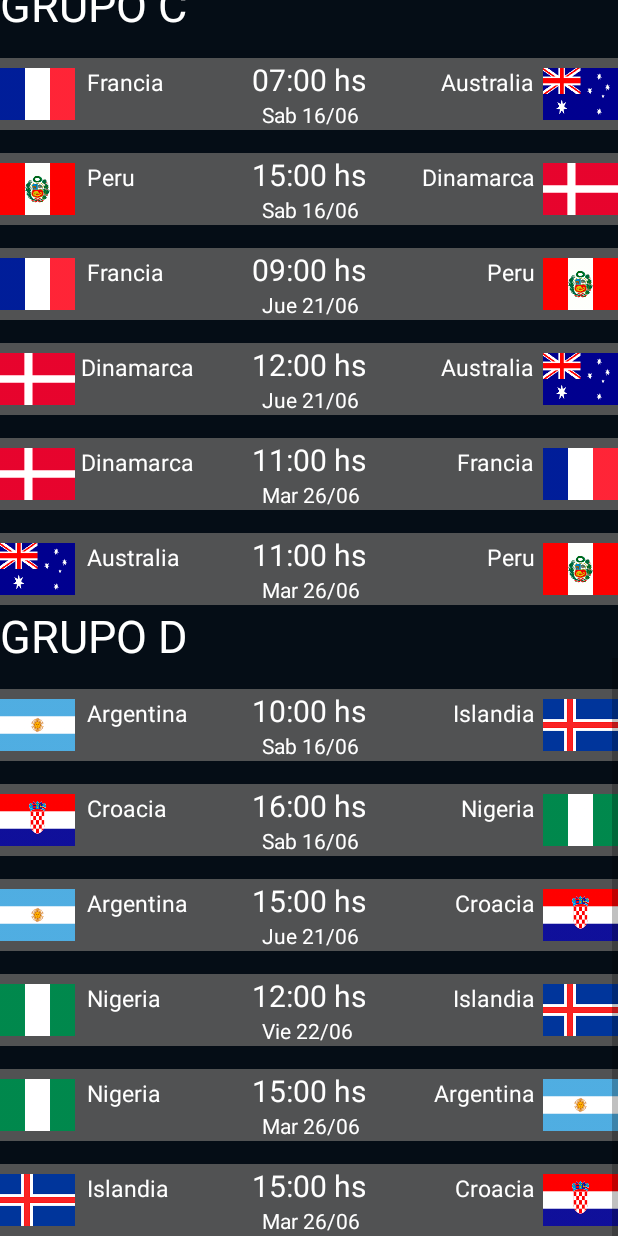
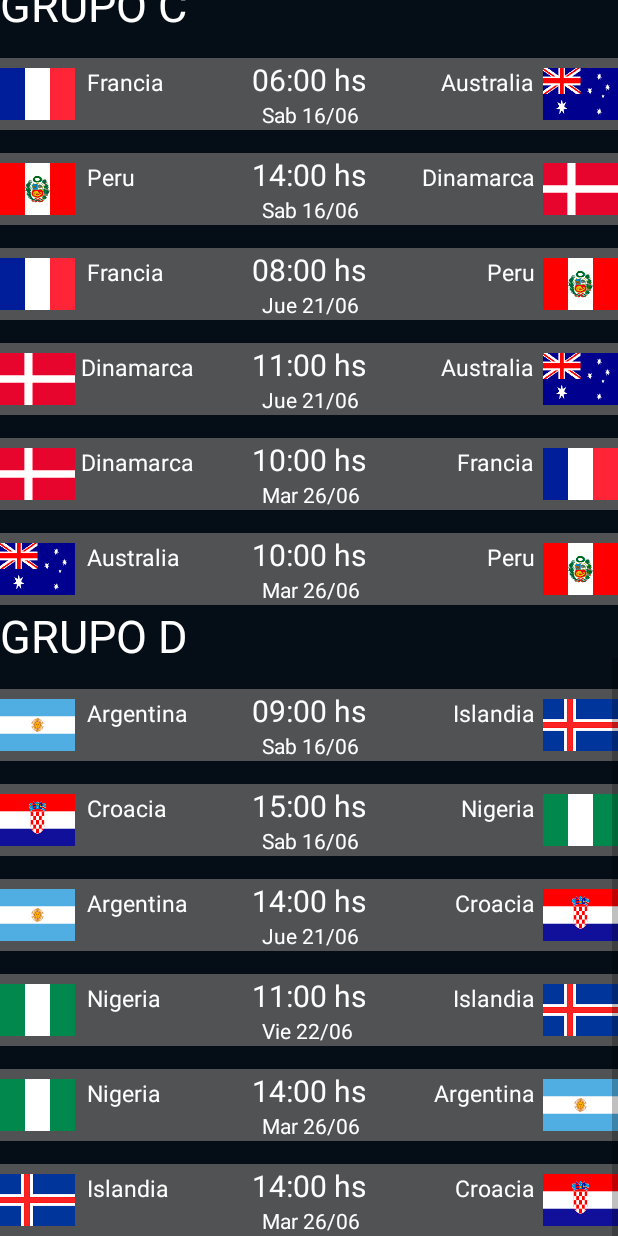
Before and after one commit to adrorodri/programacion3-pancake9.0, an Android app: the TablaPartidos screen opened directly, with no data from a screen before it, scrolled down 937 dp, on a phone screen of 412 x 824 dp. Run offline under Robolectric (Android 15) with nearby library versions, the phone set to English and light mode, and no system bars.

Commit message:
horas corregidas

```diff
--- a/app/src/main/res/layout/activity_tabla_partidos.xml
+++ b/app/src/main/res/layout/activity_tabla_partidos.xml
@@ -58,7 +58,7 @@
                     <TextView
                         android:layout_width="wrap_content"
                         android:layout_height="wrap_content"
-                        android:text="12:00 hs"
+                        android:text="11:00 hs"
                         android:textColor="@color/colorAccent"
                         android:textSize="@dimen/medioG" />
 
@@ -133,7 +133,7 @@
                     <TextView
                         android:layout_width="wrap_content"
                         android:layout_height="wrap_content"
-                        android:text="09:00 hs"
+                        android:text="08:00 hs"
                         android:textColor="@color/colorAccent"
                         android:textSize="@dimen/medioG" />
 
@@ -206,7 +206,7 @@
                     <TextView
                         android:layout_width="wrap_content"
                         android:layout_height="wrap_content"
-                        android:text="15:00 hs"
+                        android:text="14:00 hs"
                         android:textColor="@color/colorAccent"
                         android:textSize="@dimen/medioG" />
 
@@ -279,7 +279,7 @@
                     <TextView
                         android:layout_width="wrap_content"
                         android:layout_height="wrap_content"
-                        android:text="12:00 hs"
+                        android:text="11:00 hs"
                         android:textColor="@color/colorAccent"
                         android:textSize="@dimen/medioG" />
 
@@ -352,7 +352,7 @@
                     <TextView
                         android:layout_width="wrap_content"
                         android:layout_height="wrap_content"
-                        android:text="11:00 hs"
+                        android:text="10:00 hs"
                         android:textColor="@color/colorAccent"
                         android:textSize="@dimen/medioG" />
 
@@ -425,7 +425,7 @@
                     <TextView
                         android:layout_width="wrap_content"
                         android:layout_height="wrap_content"
-                        android:text="11:00 hs"
+                        android:text="10:00 hs"
                         android:textColor="@color/colorAccent"
                         android:textSize="@dimen/medioG" />
 
@@ -506,7 +506,7 @@
                     <TextView
                         android:layout_width="wrap_content"
                         android:layout_height="wrap_content"
-                        android:text="12:00 hs"
+                        android:text="11:00 hs"
                         android:textColor="@color/colorAccent"
                         android:textSize="@dimen/medioG" />
 
@@ -579,7 +579,7 @@
                     <TextView
                         android:layout_width="wrap_content"
                         android:layout_height="wrap_content"
-                        android:text="15:00 hs"
+                        android:text="14:00 hs"
                         android:textColor="@color/colorAccent"
                         android:textSize="@dimen/medioG" />
 
@@ -652,7 +652,7 @@
                     <TextView
                         android:layout_width="wrap_content"
                         android:layout_height="wrap_content"
-                        android:text="09:00 hs"
+                        android:text="08:00 hs"
                         android:textColor="@color/colorAccent"
                         android:textSize="@dimen/medioG" />
 
@@ -725,7 +725,7 @@
                     <TextView
                         android:layout_width="wrap_content"
                         android:layout_height="wrap_content"
-                        android:text="15:00 hs"
+                        android:text="14:00 hs"
                         android:textColor="@color/colorAccent"
                         android:textSize="@dimen/medioG" />
 
@@ -798,7 +798,7 @@
                     <TextView
                         android:layout_width="wrap_content"
                         android:layout_height="wrap_content"
-                        android:text="09:00 hs"
+                        android:text="08:00 hs"
                         android:textColor="@color/colorAccent"
                         android:textSize="@dimen/medioG" />
 
@@ -871,7 +871,7 @@
                     <TextView
                         android:layout_width="wrap_content"
                         android:layout_height="wrap_content"
-                        android:text="15:00 hs"
+                        android:text="14:00 hs"
                         android:textColor="@color/colorAccent"
                         android:textSize="@dimen/medioG" />
 
@@ -944,7 +944,7 @@
                     <TextView
                         android:layout_width="wrap_content"
                         android:layout_height="wrap_content"
-                        android:text="15:00 hs"
+                        android:text="14:00 hs"
                         android:textColor="@color/colorAccent"
                         android:textSize="@dimen/medioG" />
 
@@ -1024,7 +1024,7 @@
                     <TextView
                         android:layout_width="wrap_content"
                         android:layout_height="wrap_content"
-                        android:text="07:00 hs"
+                        android:text="06:00 hs"
                         android:textColor="@color/colorAccent"
                         android:textSize="@dimen/medioG" />
 
@@ -1097,7 +1097,7 @@
                     <TextView
                         android:layout_width="wrap_content"
                         android:layout_height="wrap_content"
-                        android:text="15:00 hs"
+                        android:text="14:00 hs"
                         android:textColor="@color/colorAccent"
                         android:textSize="@dimen/medioG" />
 
@@ -1170,7 +1170,7 @@
                     <TextView
                         android:layout_width="wrap_content"
                         android:layout_height="wrap_content"
-                        android:text="09:00 hs"
+                        android:text="08:00 hs"
                         android:textColor="@color/colorAccent"
                         android:textSize="@dimen/medioG" />
 
@@ -1243,7 +1243,7 @@
                     <TextView
                         android:layout_width="wrap_content"
                         android:layout_height="wrap_content"
-                        android:text="12:00 hs"
+                        android:text="11:00 hs"
                         android:textColor="@color/colorAccent"
                         android:textSize="@dimen/medioG" />
 
@@ -1316,7 +1316,7 @@
                     <TextView
                         android:layout_width="wrap_content"
                         android:layout_height="wrap_content"
-                        android:text="11:00 hs"
+                        android:text="10:00 hs"
                         android:textColor="@color/colorAccent"
                         android:textSize="@dimen/medioG" />
 
@@ -1389,7 +1389,7 @@
                     <TextView
                         android:layout_width="wrap_content"
                         android:layout_height="wrap_content"
-                        android:text="11:00 hs"
+                        android:text="10:00 hs"
                         android:textColor="@color/colorAccent"
                         android:textSize="@dimen/medioG" />
 
@@ -1469,7 +1469,7 @@
                     <TextView
                         android:layout_width="wrap_content"
                         android:layout_height="wrap_content"
-                        android:text="10:00 hs"
+                        android:text="09:00 hs"
                         android:textColor="@color/colorAccent"
                         android:textSize="@dimen/medioG" />
 
@@ -1542,7 +1542,7 @@
                     <TextView
                         android:layout_width="wrap_content"
                         android:layout_height="wrap_content"
-                        android:text="16:00 hs"
+                        android:text="15:00 hs"
                         android:textColor="@color/colorAccent"
                         android:textSize="@dimen/medioG" />
 
@@ -1615,7 +1615,7 @@
                     <TextView
                         android:layout_width="wrap_content"
                         android:layout_height="wrap_content"
-                        android:text="15:00 hs"
+                        android:text="14:00 hs"
                         android:textColor="@color/colorAccent"
                         android:textSize="@dimen/medioG" />
 
@@ -1688,7 +1688,7 @@
                     <TextView
                         android:layout_width="wrap_content"
                         android:layout_height="wrap_content"
-                        android:text="12:00 hs"
+                        android:text="11:00 hs"
                         android:textColor="@color/colorAccent"
                         android:textSize="@dimen/medioG" />
 
@@ -1761,7 +1761,7 @@
                     <TextView
                         android:layout_width="wrap_content"
                         android:layout_height="wrap_content"
-                        android:text="15:00 hs"
+                        android:text="14:00 hs"
                         android:textColor="@color/colorAccent"
                         android:textSize="@dimen/medioG" />
 
@@ -1834,7 +1834,7 @@
                     <TextView
                         android:layout_width="wrap_content"
                         android:layout_height="wrap_content"
-                        android:text="15:00 hs"
+                        android:text="14:00 hs"
                         android:textColor="@color/colorAccent"
                         android:textSize="@dimen/medioG" />
 
```
